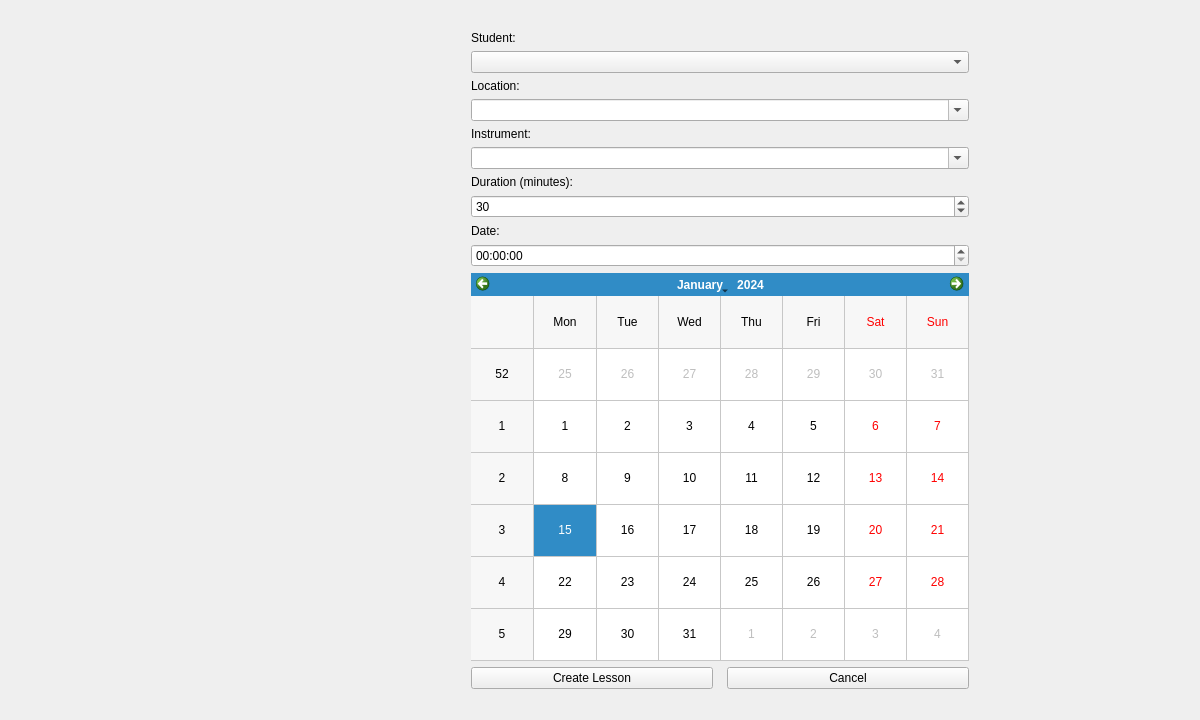
Qt form designer/new_lesson.ui (ltrel/piu-mosso-client) before a commit.
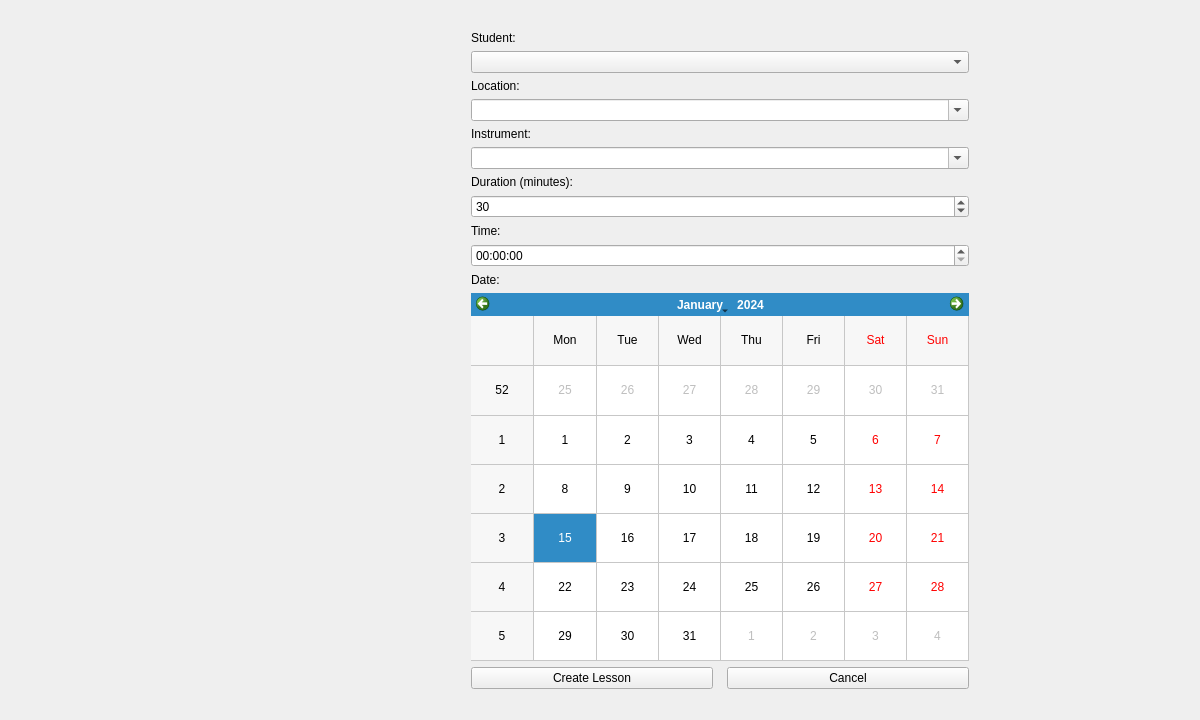
The same form after that commit.

Commit message: Label time and date separately on new lesson form

What changed in the file:
```diff
--- a/designer/new_lesson.ui
+++ b/designer/new_lesson.ui
@@ -97,13 +97,20 @@
      <item>
       <widget class="QLabel" name="label_4">
        <property name="text">
-        <string>Date:</string>
+        <string>Time:</string>
        </property>
       </widget>
      </item>
      <item>
       <widget class="QTimeEdit" name="time_edit"/>
      </item>
+     <item>
+      <widget class="QLabel" name="label_6">
+       <property name="text">
+        <string>Date:</string>
+       </property>
+      </widget>
+     </item>
      <item>
       <widget class="QCalendarWidget" name="date_calendar">
        <property name="gridVisible">
```
The commit also changes 1 other file.
